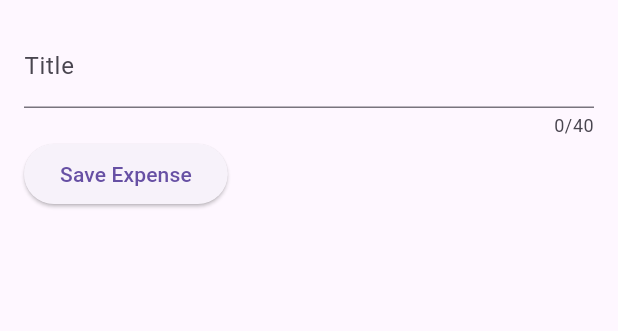
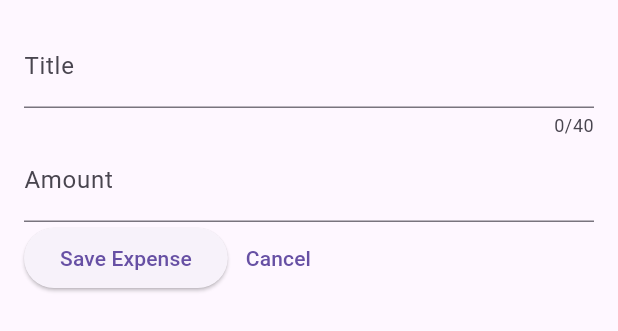
Before and after one commit to HassanKhan123/expense-tracker, a Flutter app: the NewExpense widget shown alone on an empty page, opened directly, after a tap on "Save Expense", on a phone screen of 412 x 824 dp. Shown: the top 331 px of the screen. Run offline on Flutter 3.47's test engine with Material 2 defaults, Android fonts, the phone set to English and light mode, and no system bars.

Commit message:
added: close modal

```diff
--- a/lib/widgets/new_expense.dart
+++ b/lib/widgets/new_expense.dart
@@ -11,10 +11,12 @@ class NewExpense extends StatefulWidget {
 
 class _NewExpenseState extends State<NewExpense> {
   final _titleController = TextEditingController();
+  final _amountController = TextEditingController();
 
   @override
   void dispose() {
     _titleController.dispose();
+    _amountController.dispose();
     super.dispose();
   }
 
@@ -32,13 +34,27 @@ class _NewExpenseState extends State<NewExpense> {
               label: Text('Title'),
             ),
           ),
+          TextField(
+            controller: _amountController,
+            keyboardType: TextInputType.number,
+            decoration:
+                const InputDecoration(label: Text('Amount'), prefixText: '\$ '),
+          ),
           Row(
             children: [
               ElevatedButton(
-                  onPressed: () {
-                    print(_titleController.text);
-                  },
-                  child: const Text('Save Expense'))
+                onPressed: () {
+                  print(_titleController.text);
+                  print(_amountController.text);
+                },
+                child: const Text('Save Expense'),
+              ),
+              TextButton(
+                onPressed: () {
+                  Navigator.pop(context);
+                },
+                child: const Text('Cancel'),
+              )
             ],
           )
         ],
```
